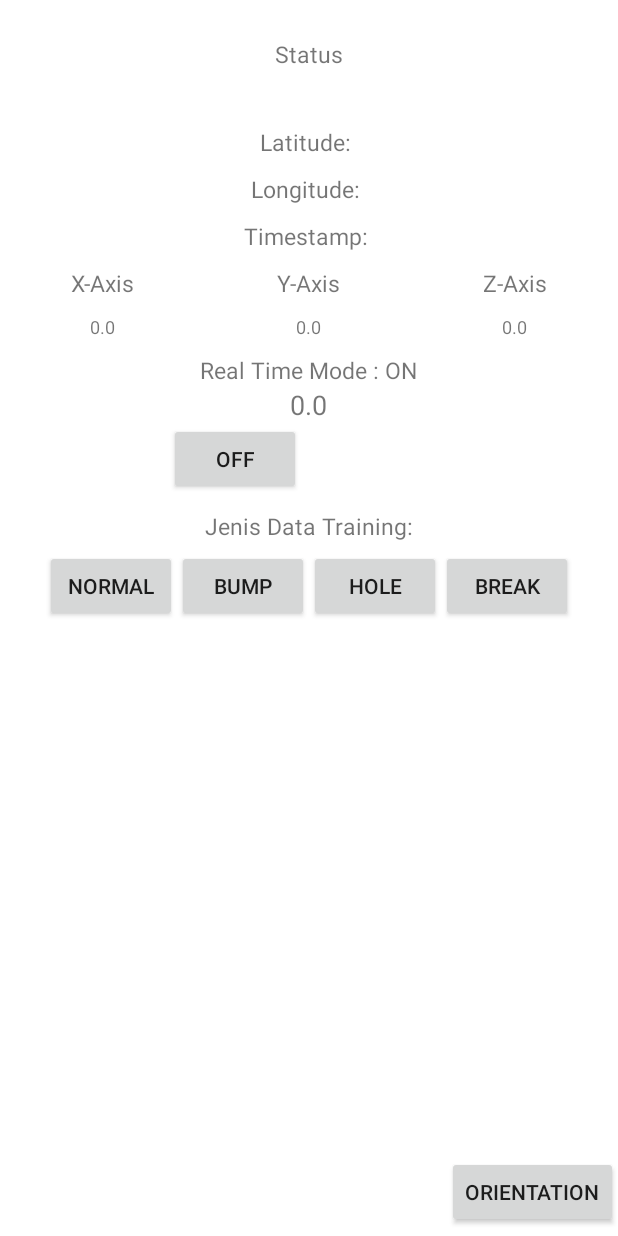
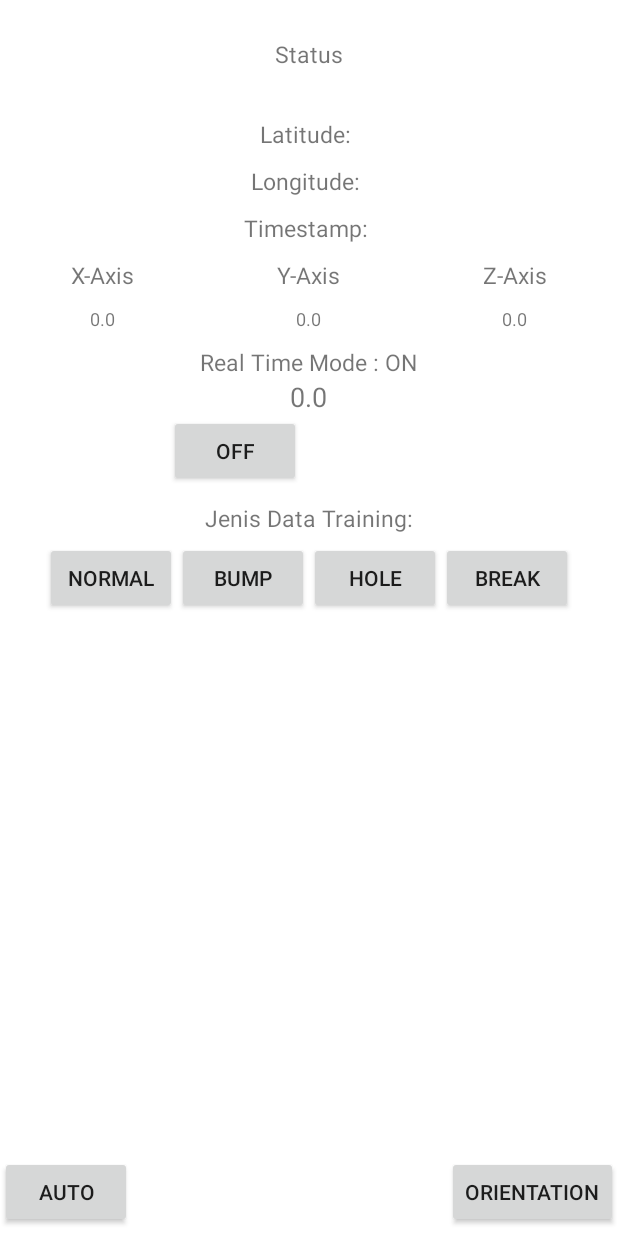
Before and after one commit to otnielyehezkiel/tugas_akhir, an Android app: the screen it shows after launch (MainActivity), on a phone screen of 412 x 824 dp. Run offline under Robolectric (Android 15) with nearby library versions, the phone set to English and light mode, and no system bars; our stand-ins replace Volley.

Commit message:
auto treshold

```diff
--- a/app/src/main/java/com/example/otnielyeheskiel/accelerometerdata/MainActivity.java
+++ b/app/src/main/java/com/example/otnielyeheskiel/accelerometerdata/MainActivity.java
@@ -19,7 +19,7 @@ import android.view.View;
 import android.widget.Button;
 import android.widget.TextView;
 import android.widget.Toast;
-
+import com.example.otnielyeheskiel.accelerometerdata.Statistics;
 import com.android.volley.AuthFailureError;
 import com.android.volley.Request;
 import com.android.volley.RequestQueue;
@@ -36,6 +36,7 @@ import org.json.JSONArray;
 import org.json.JSONException;
 import org.json.JSONObject;
 
+import java.lang.reflect.Array;
 import java.util.ArrayList;
 import java.util.HashMap;
 import java.util.Map;
@@ -48,14 +49,14 @@ public class MainActivity extends Activity implements SensorEventListener {
     private Sensor accelerometer;
     private Sensor gravity;
     private long timestamp;
-
+    private long pastTime;
 
     private double alpha;
     private double beta;
 
-    private float deltaX = 0;
-    private float deltaY = 0;
-    private float deltaZ = 0;
+    private float axisX = 0;
+    private float axisY = 0;
+    private float axisZ = 0;
 
     private float aX = 0;
     private float aY = 0;
@@ -73,7 +74,7 @@ public class MainActivity extends Activity implements SensorEventListener {
     private float accelerometers[]=new float[3];
 
     private TextView currentX, currentY, currentZ, status, lon,lat,tv_timestamp,tv_mode,tv_data;
-    private Button sentBtn,holeBtn,bumpBtn,breakBtn,orieantationBtn,modeBtn,sentarrayBtn;
+    private Button sentBtn, holeBtn, bumpBtn, breakBtn ,orieantationBtn, modeBtn, sentarrayBtn, autoBtn;
 
     private static final int MY_PERMISSIONS_REQUEST = 1;
     private static final int PERMISSION_REQUEST_COARSE_LOCATION = 1;
@@ -84,15 +85,21 @@ public class MainActivity extends Activity implements SensorEventListener {
     private boolean isSent=false;
     private boolean isRealTime = true; //using volley jsonObject or jsonArray
     private boolean isReorientation = true;
+    private boolean isAuto = false;
+    private boolean isBump = false;
+    private boolean isHole = false;
+    private boolean isContinue = true;
     private int countData = 0;
     private float latitude, longitude;
+    private int id_user=4;
 
     final String URL = "http://128.199.235.115/api/accelerometer";
     final String URL2 = "http://128.199.235.115/api/array";
 
     private int x = 1;//1 sent normal, 2 hole, 3 bump, 4 break
     public JSONArray dataAcc;
-
+    public Array stdData;
+    private long t=0;
 
     @Override
     public void onCreate(Bundle savedInstanceState) {
@@ -106,8 +113,6 @@ public class MainActivity extends Activity implements SensorEventListener {
         //sensor function
         sensorFunc();
         dataAcc = new JSONArray();
-
-
     }
 
     public void locationFunc(){
@@ -176,7 +181,7 @@ public class MainActivity extends Activity implements SensorEventListener {
         if (sensorManager.getDefaultSensor(Sensor.TYPE_ACCELEROMETER) != null) {
             // success!
             accelerometer = sensorManager.getDefaultSensor(Sensor.TYPE_ACCELEROMETER);
-            sensorManager.registerListener(this, accelerometer, SensorManager.SENSOR_DELAY_UI);
+            sensorManager.registerListener(this, accelerometer, SensorManager.SENSOR_DELAY_NORMAL);
             Log.d("sensor","accelerometer success");
         } else {
             Log.d("sensor","accelerometer failed");
@@ -202,12 +207,13 @@ public class MainActivity extends Activity implements SensorEventListener {
         bumpBtn = (Button) findViewById(R.id.btn_bump);
         breakBtn = (Button) findViewById(R.id.btn_break);
         orieantationBtn = (Button) findViewById(R.id.btn_reorientation);
+        autoBtn = (Button) findViewById(R.id.btn_automode);
         modeBtn = (Button) findViewById(R.id.btn_mode);
         sentarrayBtn = (Button) findViewById(R.id.btn_sent_array);
         sentarrayBtn.setVisibility(View.INVISIBLE);
         tv_mode.setText("ON");
     }
-    // Initialize Button funtion
+
     public void initializeButton(){
         modeBtn.setOnClickListener(new View.OnClickListener() {
             @Override
@@ -232,7 +238,6 @@ public class MainActivity extends Activity implements SensorEventListener {
                 if(!isRealTime){
                     try {
                         postArrayData();
-                        dataAcc = new JSONArray(); //clear JSON array
                         countData = 0;
                     } catch (JSONException e) {
                         e.printStackTrace();
@@ -308,12 +313,26 @@ public class MainActivity extends Activity implements SensorEventListener {
                 }
             }
         });
+        autoBtn.setOnClickListener(new View.OnClickListener() {
+            @Override
+            public void onClick(View view) {
+                if(isAuto){
+                    isAuto = false;
+                    autoBtn.setText("AUTO");
+                }
+                else{
+                    isAuto = true;
+                    autoBtn.setText("Manual");
+                    status.setText("Auto");
+                }
+            }
+        });
 
     }
     //onResume() register the accelerometer for listening the events
     protected void onResume() {
         super.onResume();
-        sensorManager.registerListener(this, accelerometer, SensorManager.SENSOR_DELAY_UI);
+        sensorManager.registerListener(this, accelerometer, SensorManager.SENSOR_DELAY_NORMAL);
     }
 
     //onPause() unregister the accelerometer for stop listening the events
@@ -329,6 +348,54 @@ public class MainActivity extends Activity implements SensorEventListener {
     @Override
     public void onAccuracyChanged(Sensor sensor, int accuracy) {
 
+    }
+
+    public void eventDetection(){
+        if(isBump && ((timestamp - t) < 2000) && !isContinue){
+            addObject(3,axisZ,timestamp);
+        }
+        else if(isBump){
+            isBump = false;
+            isContinue = true;
+            status.setText("NORMAL");
+            try {
+                postArrayData();
+                dataAcc = new JSONArray(); // clear data
+            } catch (JSONException e) {
+                e.printStackTrace();
+            }
+        }
+
+        if(isHole && ((timestamp - t) < 2000) && !isContinue){
+            addObject(2,axisZ,timestamp);
+        }
+        else if(isHole){
+            isHole = false;
+            isContinue = true;
+            status.setText("NORMAL");
+            try {
+                postArrayData();
+                dataAcc = new JSONArray(); // clear data
+            } catch (JSONException e) {
+                e.printStackTrace();
+            }
+        }
+    }
+
+    void addObject(int jenis_id, Float z, Long time){
+        try {
+            JSONObject obj = new JSONObject();
+            obj.put("lat", Float.toString(latitude));
+            obj.put("lon", Float.toString(longitude));
+            obj.put("z", Float.toString(z));
+            obj.put("waktu", Long.toString(time));
+            obj.put("id_user", 4);
+            obj.put("jenis_id",jenis_id);
+            dataAcc.put(obj);
+            countData++;
+        } catch (JSONException e) {
+            e.printStackTrace();
+        }
     }
 
     @Override
@@ -349,48 +416,89 @@ public class MainActivity extends Activity implements SensorEventListener {
         aY = accelerometers[1];
         aZ = accelerometers[2];
 
+        if(isAuto){
             alpha= Math.atan2(aY,aZ);
             beta = Math.atan2(( -aX),(Math.hypot(aY,aZ)));
-        // reorientation
-        if(isReorientation) {
-            deltaX = (float) ((Math.cos(beta) * aX) + (Math.sin(beta) * Math.sin(alpha) * aY) +
+            axisX = (float) ((Math.cos(beta) * aX) + (Math.sin(beta) * Math.sin(alpha) * aY) +
                     (Math.cos(alpha) * Math.sin(beta) * aZ));
-            deltaY = (float) (Math.cos(alpha) * aY - Math.sin(alpha) * aZ);
-            deltaZ = (float) (-(Math.sin(beta) * aX) + (Math.cos(beta) * Math.sin(alpha) * aY) + Math.cos(beta) * Math.cos(alpha) * aZ);
-            aX = deltaX;
-            aY = deltaY;
-            aZ = deltaZ;
-            //deltaX -= pastX;
-//            deltaY -= pastY;
-//            deltaZ -= pastZ;
-            /*Filter */
-            if((deltaX >= -1) && (deltaX <=1)) deltaX = 0;
-            if((deltaY >= -1) && (deltaY <=1)) deltaY = 0;
-            if((deltaZ >= -1) && (deltaZ <=1)) deltaZ = 0;
-            Log.d("sensor Reor ",String.format("%.4f", deltaX)+" " +
-                                String.format("%.4f", deltaY)+" "+
-                                String.format("%.4f", deltaZ));
+            axisY = (float) (Math.cos(alpha) * aY - Math.sin(alpha) * aZ);
+            axisZ = (float) (-(Math.sin(beta) * aX) + (Math.cos(beta) * Math.sin(alpha) * aY) + Math.cos(beta) * Math.cos(alpha) * aZ);
+            aX = axisX;
+            aY = axisY;
+            aZ = axisZ;
+
+            eventDetection();
+
+            if((axisZ > 15 || axisZ < 5 ) && isContinue){
+                if( (pastZ - axisZ) < 0 ){
+                    isBump = true;
+                    isContinue = false;
+                    t = timestamp;
+                    countData = 0;
+                    status.setText("BUMP ");
+                    addObject(3,pastZ,pastTime);
+                    addObject(3,axisZ,timestamp);
                 }
                 else{
-            /*deltaX = aX - pastX;
-            deltaY = aY - pastY;
-            deltaZ = aZ - pastZ;*/
-            deltaX = aX;
-            deltaY = aY;
-            deltaZ = aZ;
+                    isHole = true;
+                    isContinue = false;
+                    t = timestamp;
+                    countData = 0;
+                    status.setText("HOLE ");
+                    addObject(2,pastZ,pastTime);
+                    addObject(2,axisZ,timestamp);
+                }
+            }
+            //sent when detect event
+
+            pastX = aX;
+            pastY = aY;
+            pastZ = aZ;
+            pastTime = timestamp;
+        }
+        else{
+            // reorientation
+            if(isReorientation){
+                alpha= Math.atan2(aY,aZ);
+                beta = Math.atan2(( -aX),(Math.hypot(aY,aZ)));
+                axisX = (float) ((Math.cos(beta) * aX) + (Math.sin(beta) * Math.sin(alpha) * aY) +
+                        (Math.cos(alpha) * Math.sin(beta) * aZ));
+                axisY = (float) (Math.cos(alpha) * aY - Math.sin(alpha) * aZ);
+                axisZ = (float) (-(Math.sin(beta) * aX) + (Math.cos(beta) * Math.sin(alpha) * aY) + Math.cos(beta) * Math.cos(alpha) * aZ);
+                aX = axisX;
+                aY = axisY;
+                aZ = axisZ;
+                //axisX -= pastX;
+//            axisY -= pastY;
+//            axisZ -= pastZ;
             /*Filter */
-            if((deltaX >= -1) && (deltaX <=1)) deltaX = 0;
-            if((deltaY >= -1) && (deltaY <=1)) deltaY = 0;
-            if((deltaZ >= -1) && (deltaZ <=1)) deltaZ = 0;
-            Log.d("sensor Orie ",String.format("%.4f", deltaX)+" " +
-                    String.format("%.4f", deltaY)+" "+
-                    String.format("%.4f", deltaZ));
+                if((axisX >= -1) && (axisX <=1)) axisX = 0;
+                if((axisY >= -1) && (axisY <=1)) axisY = 0;
+                if((axisZ >= -1) && (axisZ <=1)) axisZ = 0;
+                Log.d("sensor Reor ",String.format("%.4f", axisX)+" " +
+                        String.format("%.4f", axisY)+" "+
+                        String.format("%.4f", axisZ));
+            }
+            else{
+            /*axisX = aX - pastX;
+            axisY = aY - pastY;
+            axisZ = aZ - pastZ;*/
+                axisX = aX;
+                axisY = aY;
+                axisZ = aZ;
+            /*Filter */
+                if((axisX >= -1) && (axisX <=1)) axisX = 0;
+                if((axisY >= -1) && (axisY <=1)) axisY = 0;
+                if((axisZ >= -1) && (axisZ <=1)) axisZ = 0;
+                Log.d("sensor Orie ",String.format("%.4f", axisX)+" " +
+                        String.format("%.4f", axisY)+" "+
+                        String.format("%.4f", axisZ));
             }
             pastX = aX;
             pastY = aY;
             pastZ = aZ;
 
-        //AccelData data = new AccelData(timestamp,deltaZ,latitude,longitude,1);
+            //AccelData data = new AccelData(timestamp,axisZ,latitude,longitude,1);
             //dataAcc.add(data);
 
             if(isSent) {
@@ -401,32 +509,18 @@ public class MainActivity extends Activity implements SensorEventListener {
                         e.printStackTrace();
                     }
                 } else {
-                try {
-                    JSONObject obj = new JSONObject();
-                    obj.put("lat", Float.toString(latitude));
-                    obj.put("lon", Float.toString(longitude));
-                    obj.put("z", Float.toString(deltaZ));
-                    obj.put("waktu", Long.toString(timestamp));
-                    obj.put("id_user", "2");
-                    obj.put("jenis_id",Integer.toString(x));
-                    dataAcc.put(obj);
+                    addObject(x,axisZ,timestamp);
                     countData++;
-                } catch (JSONException e) {
-                    e.printStackTrace();
                 }
             }
         }
+
         displayCurrentValues();
     }
     /*Method Post RealTime Data Accelerometer*/
     public void postAccelData() throws JSONException {
         JSONObject obj = new JSONObject();
-        obj.put("lat", Float.toString(latitude));
-        obj.put("lon", Float.toString(longitude));
-        obj.put("z", Float.toString(deltaZ));
-        obj.put("waktu", Long.toString(timestamp));
-        obj.put("id_user", "2");
-        obj.put("jenis_id",Integer.toString(x));
+        addObject(x,axisZ,timestamp);
 
         JsonObjectRequest jsObjRequest = new JsonObjectRequest(Request.Method.POST,URL,obj,
                 new Response.Listener<JSONObject>() {
@@ -450,8 +544,8 @@ public class MainActivity extends Activity implements SensorEventListener {
         ApplicationController.getInstance().addToRequestQueue(jsObjRequest);
     }
     /*Method Post Data JsonArray Accelerometer*/
-    public void postArrayData() throws JSONException{
-        JsonArrayRequest jsArrRequest = new JsonArrayRequest(Request.Method.POST,URL2,dataAcc,
+    public void postArrayData() throws JSONException {
+        JsonArrayRequest jsArrRequest = new JsonArrayRequest(Request.Method.POST, URL2, dataAcc,
                 new Response.Listener<JSONArray>() {
                     @Override
                     public void onResponse(JSONArray response) {
@@ -472,201 +566,20 @@ public class MainActivity extends Activity implements SensorEventListener {
                 });
         ApplicationController.getInstance().addToRequestQueue(jsArrRequest);
     }
-
-   /* public void displayCleanValues() {
-        currentX.setText("0.0");
-        currentY.setText("0.0");
-        currentZ.setText("0.0");
-    }*/
-
     // display the current x,y,z accelerometer values
     public void displayCurrentValues() {
-        currentX.setText(String.format("%.4f", deltaX));
-        currentY.setText(String.format("%.4f", deltaY));
-        currentZ.setText(String.format("%.4f", deltaZ));
+        currentX.setText(String.format("%.5f", axisX));
+        currentY.setText(String.format("%.5f", axisY));
+        currentZ.setText(String.format("%.5f", axisZ));
         tv_timestamp.setText(Long.toString(timestamp));
         tv_data.setText(Integer.toString(countData));
     }
-
-    // display the max x,y,z accelerometer values
-/*
-    public void displayMaxValues() {
-        if (deltaX > deltaXMax) {
-            deltaXMax = deltaX;
-            maxX.setText(Float.toString(deltaXMax));
-        }
-        if (deltaZ < deltaYMax) {
-            deltaYMax = deltaZ;
-            maxY.setText(Float.toString(deltaYMax));
-        }
-        if (deltaZ > deltaZMax) {
-            deltaZMax = deltaZ;
-            maxZ.setText(Float.toString(deltaZMax));
-        }
-    }
-*/
-
     //display latitude, longitude
     public void displayLocation(){
         lat.setText(Float.toString(latitude));
         lon.setText(Float.toString(longitude));
     }
 
-  /*  private void makeJsonObjReq() {
-
-        final String URL = "http://128.199.235.115/api/accelerometer";
-        // Post params to be sent to the server
-        HashMap<String, String> params = new HashMap<String, String>();
-        params.put("lat", Float.toString(latitude));
-        params.put("lon", Float.toString(longitude));
-        params.put("z", Float.toString(deltaZ));
-        params.put("waktu", Long.toString(timestamp));
-        params.put("id_user", "1");
-
-        JsonObjectRequest req = new JsonObjectRequest(URL, new JSONObject(params),
-                new Response.Listener<JSONObject>() {
-                    @Override
-                    public void onResponse(JSONObject response) {
-                        try {
-                            VolleyLog.v("Response:%n %s", response.toString(4));
-                        } catch (JSONException e) {
-                            e.printStackTrace();
-                        }
-                    }
-                }, new Response.ErrorListener() {
-            @Override
-            public void onErrorResponse(VolleyError error) {
-                VolleyLog.e("Error: ", error.getMessage());
-            }
-        });
-
-        // add the request object to the queue to be executed
-
-        ApplicationController.getInstance().addToRequestQueue(req);
-    }
-*/
-/*    public void postData(){
-        mPostDataResponse.requestStarted();
-        RequestQueue queue = Volley.newRequestQueue(this);
-
-        StringRequest sr = new StringRequest(Request.Method.POST,"http://128.199.235.115/api/accelerometer", new Response.Listener<String>() {
-            @Override
-            public void onResponse(String response) {
-                mPostDataResponse.requestCompleted();
-            }
-        }, new Response.ErrorListener() {
-            @Override
-            public void onErrorResponse(VolleyError error) {
-                mPostDataResponse.requestEndedWithError(error);
-            }
-        }){
-            @Override
-            protected Map<String,String> getParams(){
-                Map<String,String> params = new HashMap<String, String>();
-                params.put("lat", Float.toString(latitude));
-                params.put("lon", Float.toString(longitude));
-                params.put("z", Float.toString(deltaZ));
-                params.put("waktu", Long.toString(timestamp));
-                params.put("id_user", "1");
-                return params;
-            }
-
-            @Override
-            public Map<String, String> getHeaders() throws AuthFailureError {
-                Map<String,String> params = new HashMap<String, String>();
-                params.put("Content-Type","application/x-www-form-urlencoded");
-                return params;
-            }
-        };
-        queue.add(sr);
-    }
-
-    public interface PostDataResponseListener {
-        public void requestStarted();
-        public void requestCompleted();
-        public void requestEndedWithError(VolleyError error);
-    }*/
-
-   /* public void postJsonData(){
-        Map<String,String> params = new HashMap<String, String>();
-        params.put("lat",'\"'+ Float.toString(latitude)+'\"');
-        params.put("lon", '\"'+Float.toString(longitude)+'\"');
-        params.put("z", '\"'+Float.toString(deltaZ)+'\"');
-        params.put("waktu",'\"'+ Long.toString(timestamp)+'\"');
-        params.put("id_user", '\"'+"1"+'\"');
-
-        if(!params.isEmpty()){
-            for(String name: params.keySet()){
-                String key = name.toString();
-            String value = params.get(name).toString();
-                Log.d("params",key +" "+value);
-            }
-        }
-        if(!params.isEmpty()) {
-            RequestQueue requestQueue = Volley.newRequestQueue(this);
-            CustomRequest jsObjRequest = new CustomRequest(Request.Method.POST, URL, params,
-                    new Response.Listener<JSONObject>() {
-                        @Override
-                        public void onResponse(JSONObject response) {
-                            String x = response.toString();
-                            Log.d("response", x);
-                            System.out.println(response);
-                        }
-                    },
-                    new Response.ErrorListener() {
-                        @Override
-                        public void onErrorResponse(VolleyError error) {
-                            Log.d("volley: ", error.toString());
-                        }
-                    });
-
-            requestQueue.add(jsObjRequest);
-        }
-    }*/
-
-    /*private void loadAPI(){
-
-        Map<String,String> params = new HashMap<String, String>();
-        params.put("lat", Float.toString(latitude));
-        params.put("lon", Float.toString(longitude));
-        params.put("z", Float.toString(deltaZ));
-        params.put("waktu", Long.toString(timestamp));
-        params.put("id_user", "1");
-
-        // Request with API parameters
-        GsonRequest<AccelData> myReq = new GsonRequest<AccelData>(
-                com.android.volley.Request.Method.POST,
-                URL,
-                AccelData.class,
-                params,
-                createMyReqSuccessListener(),
-                createMyReqErrorListener());
-
-
-        ApplicationController.getInstance().addToRequestQueue(myReq, "json");
-    }
-
-    private Response.Listener<AccelData> createMyReqSuccessListener() {
-        return new Response.Listener<AccelData>() {
-            @Override
-            public void onResponse(AccelData response) {
-                try {
-                    Log.d("Json Response", response.toString());
-                } catch (Exception e) {
-                    e.printStackTrace();
-                }
-            };
-        };
-    }
-
-    private Response.ErrorListener createMyReqErrorListener() {
-        return new Response.ErrorListener() {
-            @Override
-            public void onErrorResponse(VolleyError error) {
-                Log.d("volley: ", error.toString());
-            }
-        };
-    }*/
 
 
 }
--- a/app/src/main/res/layout/activity_main.xml
+++ b/app/src/main/res/layout/activity_main.xml
@@ -20,7 +20,7 @@
         android:layout_width="wrap_content"
         android:layout_height="wrap_content"
         android:layout_gravity="center"
-        android:textSize="20dp" />
+        android:textSize="16dp" />
     <LinearLayout
         android:layout_width="match_parent"
         android:layout_height="wrap_content"
@@ -262,6 +262,12 @@
             android:layout_height="wrap_content"
             android:text="Orientation"
             android:layout_gravity="right|bottom"/>
+        <Button
+            android:id="@+id/btn_automode"
+            android:layout_width="wrap_content"
+            android:layout_height="wrap_content"
+            android:text="Auto"
+            android:layout_gravity="left|bottom"/>
     </FrameLayout>
 
 </LinearLayout>
--- a/build.gradle
+++ b/build.gradle
@@ -5,7 +5,7 @@ buildscript {
         jcenter()
     }
     dependencies {
-        classpath 'com.android.tools.build:gradle:1.5.0'
+        classpath 'com.android.tools.build:gradle:2.1.0-beta1'
 
         // NOTE: Do not place your application dependencies here; they belong
         // in the individual module build.gradle files
```
Also changed, not shown: app/src/main/java/com/example/otnielyeheskiel/accelerometerdata/Statistics.java (added, +53 -0 lines), gradle/wrapper/gradle-wrapper.properties. Lines whose indentation alone changed are shown as unchanged.
